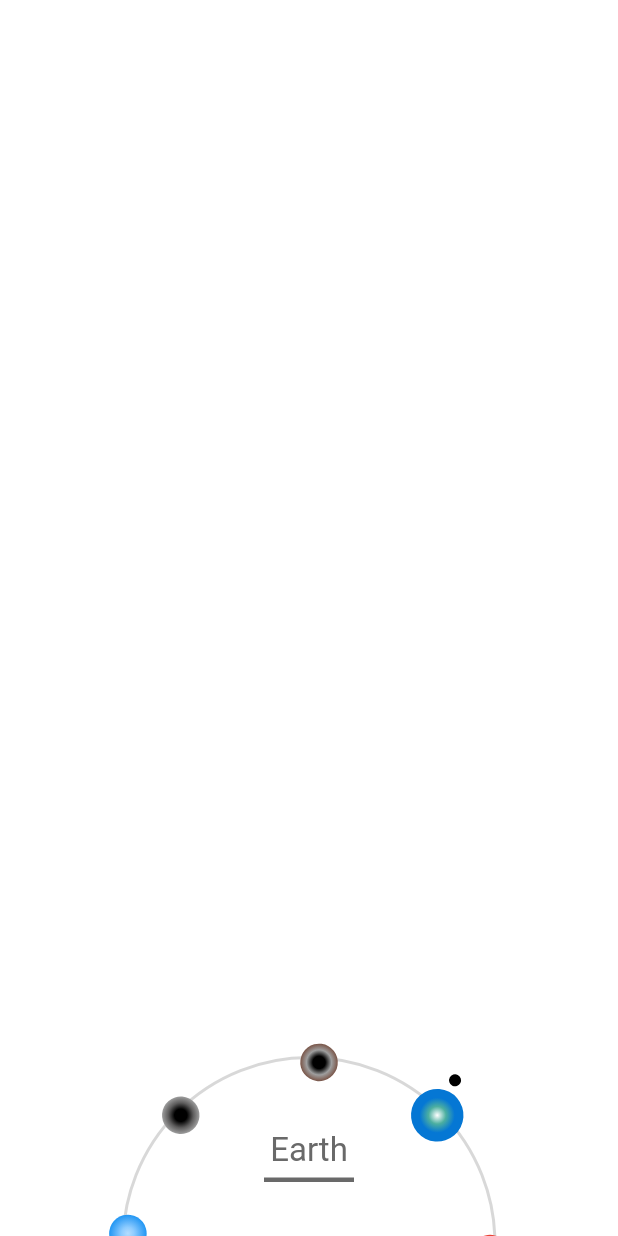
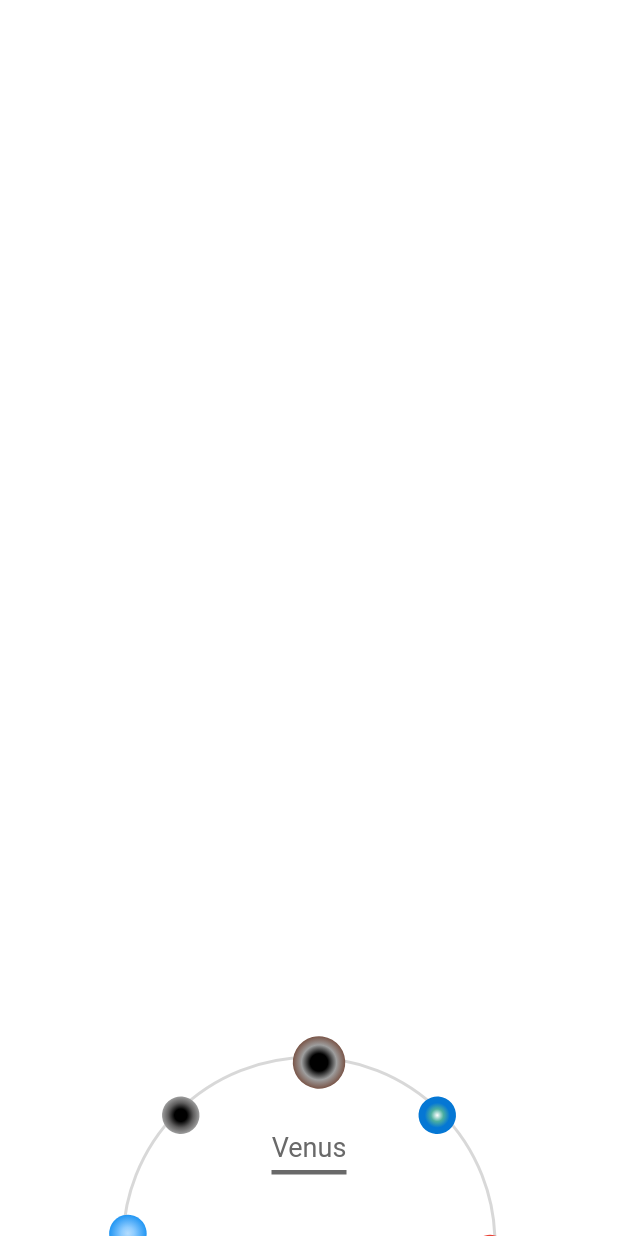
Before and after one commit to saytoonz/solar_system, a Flutter app: the screen it shows after launch, on a phone screen of 412 x 824 dp. Run offline on Flutter 3.47's test engine with Material 2 defaults, Android fonts, the phone set to English and light mode, and no system bars.

Commit message:
Update rotating_bottom_nav.dart

```diff
--- a/lib/widget/rotating_bottom_nav.dart
+++ b/lib/widget/rotating_bottom_nav.dart
@@ -17,7 +17,7 @@ class _RotatingBottomNavState extends State<RotatingBottomNav> {
   double _oldAngle = 0.0;
   double _angleDelta = 0.0;
 
-  String _planet = "Earth";
+  String _planet = "Venus";
 
   @override
   Widget build(BuildContext context) {
@@ -281,7 +281,7 @@ class _RotatingBottomNavState extends State<RotatingBottomNav> {
                     _planet,
                     style: const TextStyle(
                       color: AppColors.grey,
-                      fontSize: 22,
+                      fontSize: 18,
                     ),
                   ),
                   const SizedBox(
@@ -289,7 +289,7 @@ class _RotatingBottomNavState extends State<RotatingBottomNav> {
                   ),
                   Container(
                     height: 3,
-                    width: 60,
+                    width: 50,
                     decoration: const BoxDecoration(
                       color: AppColors.grey,
                     ),
```
